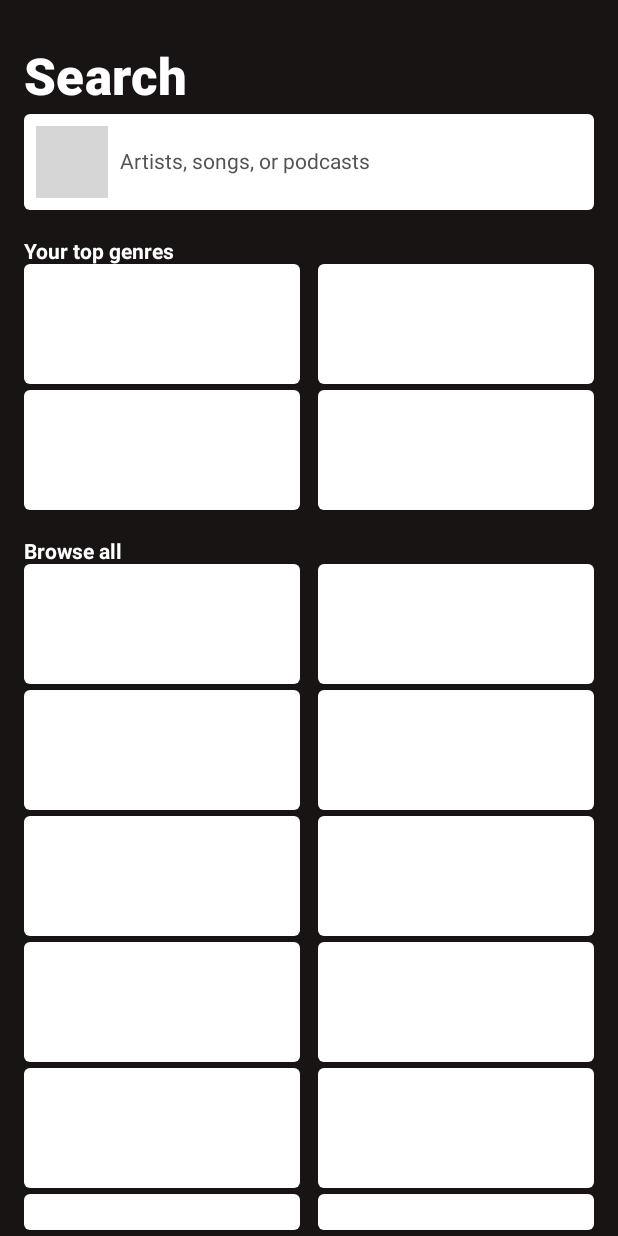
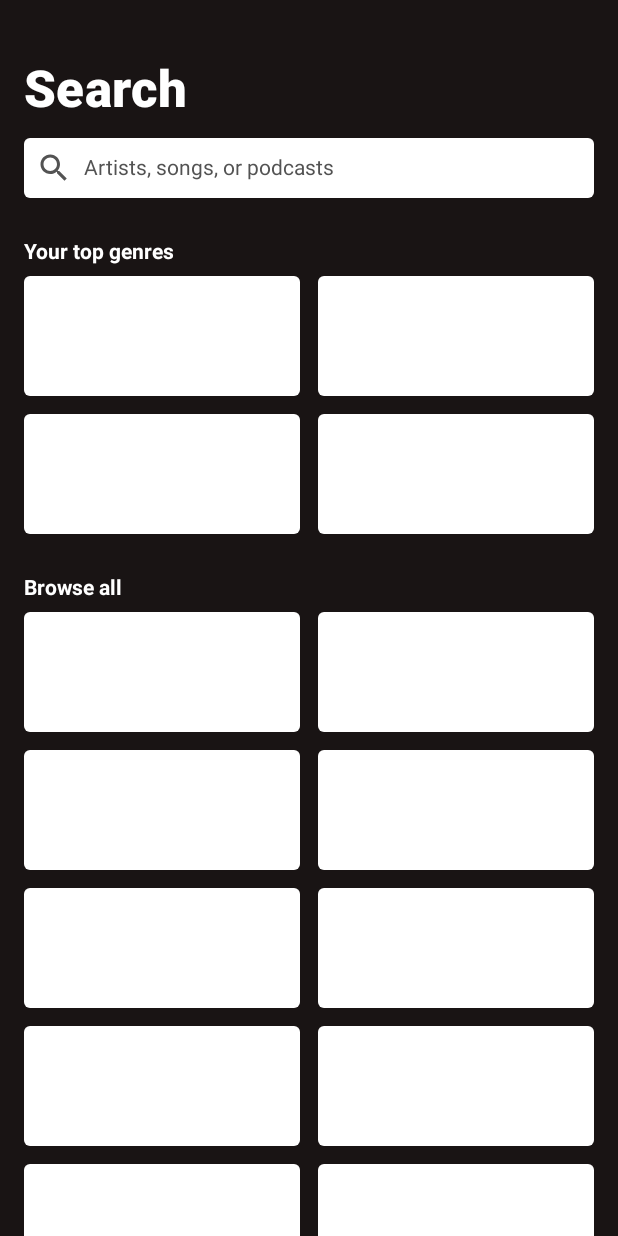
Before and after one commit to TomazWang/Learn-Compose-The-Hard-Way_lcthw, an Android app built with Jetpack Compose: the screen it shows after launch (MainActivity), on a phone screen of 412 x 824 dp. Run offline under Robolectric (Android 15) with nearby library versions, the phone set to English and light mode, and no system bars; grey boxes are pictures that could not be loaded.

Commit message:
feat: lazy column

```diff
--- a/app/src/main/java/com/tomazwang/lcthw/views/screen/SpotiSearchScreen.kt
+++ b/app/src/main/java/com/tomazwang/lcthw/views/screen/SpotiSearchScreen.kt
@@ -1,8 +1,8 @@
 package com.tomazwang.lcthw.views.screen
 
 import androidx.compose.foundation.background
+import androidx.compose.foundation.layout.Arrangement
 import androidx.compose.foundation.layout.Box
-import androidx.compose.foundation.layout.Column
 import androidx.compose.foundation.layout.Row
 import androidx.compose.foundation.layout.Spacer
 import androidx.compose.foundation.layout.fillMaxHeight
@@ -10,11 +10,12 @@ import androidx.compose.foundation.layout.fillMaxWidth
 import androidx.compose.foundation.layout.height
 import androidx.compose.foundation.layout.padding
 import androidx.compose.foundation.layout.width
+import androidx.compose.foundation.lazy.LazyColumn
 import androidx.compose.foundation.shape.RoundedCornerShape
 import androidx.compose.material.Icon
 import androidx.compose.material.MaterialTheme
 import androidx.compose.material.Text
-import androidx.compose.material.icons.Icons add
+import androidx.compose.material.icons.Icons
 import androidx.compose.material.icons.filled.Search
 import androidx.compose.runtime.Composable
 import androidx.compose.ui.Alignment
@@ -36,40 +37,42 @@ import com.tomazwang.lcthw.ui.theme.SpotiColor
 
 @Composable
 fun SpotiSearchScreen() {
-    Column(
+    LazyColumn(
         modifier = Modifier
             .fillMaxHeight()
             .fillMaxWidth()
-            .padding(horizontal = 16.dp)
+            .padding(horizontal = 16.dp),
+        verticalArrangement = Arrangement.spacedBy(8.dp)
     ) {
-        Spacer(modifier = Modifier.height(32.dp))
+        item { Spacer(modifier = Modifier.height(32.dp)) }
 
+        item {
             Text(
                 text = "Search",
                 color = Color.White,
                 style = MaterialTheme.typography.h4,
                 fontWeight = FontWeight.Black
             )
+        }
 
 
-        SearchBox(hintText = "Artists, songs, or podcasts")
+        item { SearchBox(hintText = "Artists, songs, or podcasts") }
 
+        item {
             Spacer(modifier = Modifier.height(16.dp))
             Text(text = "Your top genres", color = Color.White, fontWeight = FontWeight.Bold)
+        }
 
 
-        // Box { /* TODO  Blocks() */ }
-        GenreRow()
-        GenreRow()
+        item { GenreRow() }
+        item { GenreRow() }
 
+        item {
             Spacer(modifier = Modifier.height(16.dp))
             Text(text = "Browse all", color = Color.White, fontWeight = FontWeight.Bold)
-
-        // Box {  /* TODO  Blocks() */ }
-        repeat(20 ) {
-            GenreRow()
         }
 
+        items(20) { GenreRow() }
 
     }
 }
@@ -95,7 +98,6 @@ private fun SearchBox(hintText: String, modifier: Modifier = Modifier) {
                 contentDescription = "search_icon",
                 tint = SpotiColor.LightGray
             )
-            // TextField(value = text, onValueChange = { text = it })
             Spacer(modifier = Modifier.width(8.dp))
             Text(text = hintText, color = SpotiColor.LightGray)
         }
@@ -111,25 +113,27 @@ private fun GenreRow() {
             .fillMaxWidth()
             .padding(bottom = 4.dp)
     ) {
-        Box(modifier = Modifier
+        Box(
+            modifier = Modifier
                 .weight(1f)
                 .clip(RoundedCornerShape(4.dp))
                 .background(color = Color.White)
                 .height(80.dp)
-            .padding(8.dp))
+                .padding(8.dp)
+        )
 
 
         Spacer(modifier = Modifier.width(12.dp))
 
-        Box(modifier = Modifier
+        Box(
+            modifier = Modifier
                 .weight(1f)
                 .clip(RoundedCornerShape(4.dp))
                 .background(color = Color.White)
                 .height(80.dp)
-            .padding(8.dp))
+                .padding(8.dp)
+        )
     }
-
-
 }
 
 
```
Lines whose indentation alone changed are shown as unchanged.
